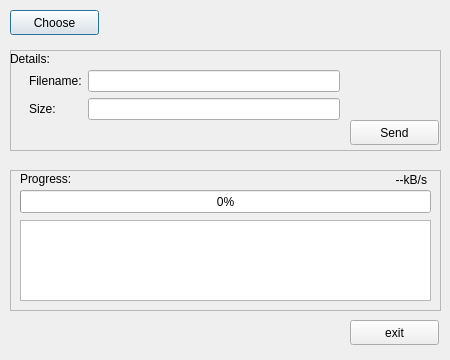
lirunquan/TCPChat, file Client/filetransmit.ui: the form before one commit.
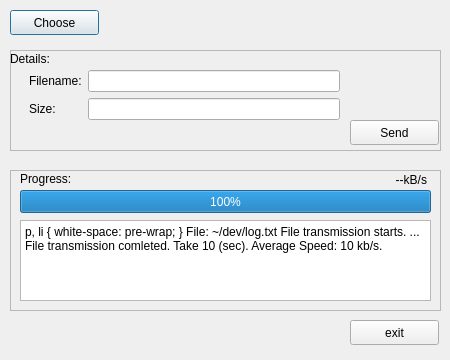
The form after the commit.

```diff
--- a/Client/filetransmit.ui
+++ b/Client/filetransmit.ui
@@ -51,7 +51,7 @@
      </rect>
     </property>
     <property name="value">
-     <number>0</number>
+     <number>100</number>
     </property>
    </widget>
    <widget class="QLabel" name="proLabel">
@@ -76,6 +76,18 @@
       <height>81</height>
      </rect>
     </property>
+    <property name="html">
+     <string>&lt;!DOCTYPE HTML PUBLIC &quot;-//W3C//DTD HTML 4.0//EN&quot; &quot;http://www.w3.org/TR/REC-html40/strict.dtd&quot;&gt;
+&lt;html&gt;&lt;head&gt;&lt;meta name=&quot;qrichtext&quot; content=&quot;1&quot; /&gt;&lt;style type=&quot;text/css&quot;&gt;
+p, li { white-space: pre-wrap; }
+&lt;/style&gt;&lt;/head&gt;&lt;body style=&quot; font-family:'Ubuntu'; font-size:11pt; font-weight:400; font-style:normal;&quot;&gt;
+&lt;p style=&quot; margin-top:0px; margin-bottom:0px; margin-left:0px; margin-right:0px; -qt-block-indent:0; text-indent:0px;&quot;&gt;File: ~/dev/log.txt&lt;/p&gt;
+&lt;p style=&quot; margin-top:0px; margin-bottom:0px; margin-left:0px; margin-right:0px; -qt-block-indent:0; text-indent:0px;&quot;&gt;File transmission starts.&lt;/p&gt;
+&lt;p style=&quot; margin-top:0px; margin-bottom:0px; margin-left:0px; margin-right:0px; -qt-block-indent:0; text-indent:0px;&quot;&gt;...&lt;/p&gt;
+&lt;p style=&quot; margin-top:0px; margin-bottom:0px; margin-left:0px; margin-right:0px; -qt-block-indent:0; text-indent:0px;&quot;&gt;File transmission comleted.&lt;/p&gt;
+&lt;p style=&quot; margin-top:0px; margin-bottom:0px; margin-left:0px; margin-right:0px; -qt-block-indent:0; text-indent:0px;&quot;&gt;Take 10 (sec).&lt;/p&gt;
+&lt;p style=&quot; margin-top:0px; margin-bottom:0px; margin-left:0px; margin-right:0px; -qt-block-indent:0; text-indent:0px;&quot;&gt;Average Speed: 10 kb/s.&lt;/p&gt;&lt;/body&gt;&lt;/html&gt;</string>
+    </property>
    </widget>
    <widget class="QLabel" name="speed">
     <property name="geometry">
```
